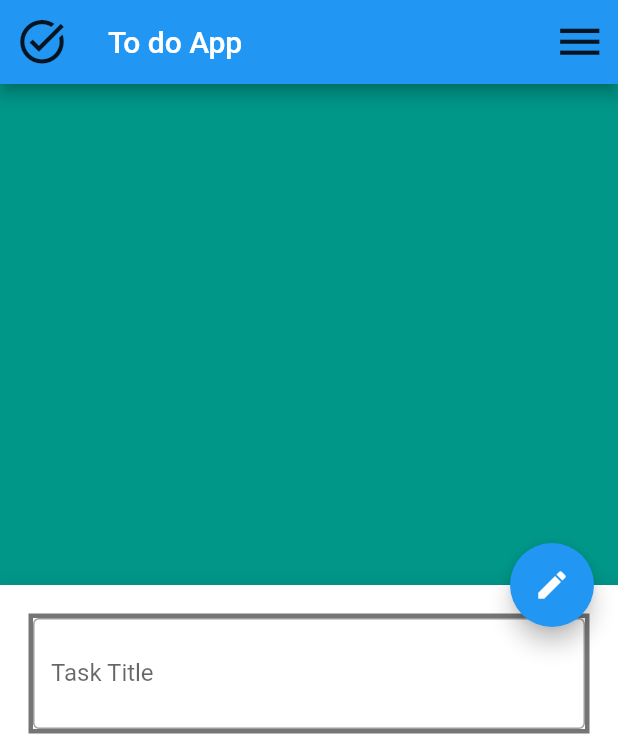
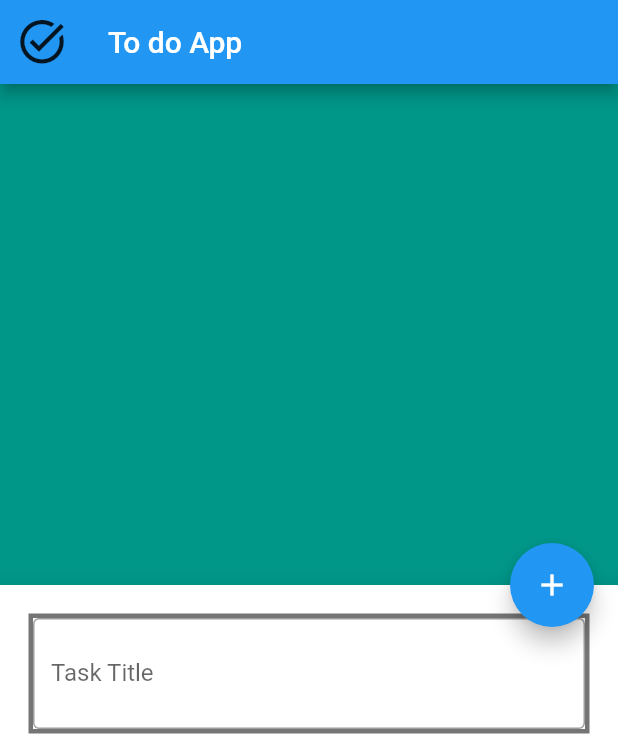
Before and after one commit to HassanEmad0010/to_do_Application, a Flutter app: the screen it shows after launch, after a tap on the "edit" icon, on a phone screen of 412 x 824 dp. Shown: the top 736 px of the screen. Run offline on Flutter 3.47's test engine with Material 2 defaults, Android fonts, the phone set to English and light mode, and no system bars; our stand-ins replace conditional_builder_null_safety, flutter_bloc, sqflite; accounts and stored records are empty.

Commit message:
Bloc: Bottom Navigation Bar and Floating Acion Button

```diff
--- a/lib/Cubit/AppCubit.dart
+++ b/lib/Cubit/AppCubit.dart
@@ -6,10 +6,13 @@ import 'package:flutter_bloc/flutter_bloc.dart';
 import '../modules/DoneTaskScreen.dart';
 import '../modules/DraftTaskScreen.dart';
 import '../modules/NewTaskScreen.dart';
+import '../shared/componant/DataBaseClass.dart';
 import 'AppState.dart';
 
 class AppCubit extends Cubit<AppState>{
   AppCubit(): super(InitialState());
+  SqlDb myDb = new SqlDb();
+
   int currentIndex = 0;
   bool notLoading=true;
   List<Widget> Screens = [
@@ -20,10 +23,6 @@ class AppCubit extends Cubit<AppState>{
 
   bool isFloatingPressed = false;
   IconData floatingIcon = Icons.edit;
-  var titleController = TextEditingController();
-  var timeController = TextEditingController();
-  var dateController = TextEditingController();
-  var textFormKey = GlobalKey<FormState>();
 
 
 
@@ -38,6 +37,38 @@ class AppCubit extends Cubit<AppState>{
     notLoading=true;
 
   }
+  Future<List<Map<String, Object?>>> insertNewTask(
+  {
+    required String title,
+    required String date,
+    required String time,
+}
+
+      ) async {
+
+     var responce = await myDb.insertData(
+      tableName: "TASKS",
+      title:title,
+      date:date,
+      status: "idle",
+      time:time,
+    );
+     emit(InsertDatabaseState());
+     return responce;
+
+  }
+
+  void floatingButton ({required IconData iConData,required bool notPressed })
+  {
+
+
+        isFloatingPressed=notPressed;
+        floatingIcon=iConData;
+        emit(FloatingButtonState());
+
+
+  }
+
 
 
 
--- a/lib/Cubit/AppState.dart
+++ b/lib/Cubit/AppState.dart
@@ -6,3 +6,5 @@ class InitialState extends AppState{}
 
 class ChangingState extends AppState{}
 class ReloadState extends AppState{}
+class InsertDatabaseState extends AppState{}
+class FloatingButtonState extends AppState{}
--- a/lib/layouts/HomeScreen.dart
+++ b/lib/layouts/HomeScreen.dart
@@ -16,42 +16,29 @@ import 'package:intl/intl.dart';
 import '../modules/NewTaskScreen.dart';
 import '../shared/componant/componant.dart';
 
+class HomeScreen extends StatelessWidget {
+  var scaffoldKey = GlobalKey<ScaffoldState>();
 
+  // late Future<List<Map<String, Object?>>> homeTasks;
 
-class HomeScreen extends StatelessWidget{
-  SqlDb myDb = new SqlDb();
-
-  var scaffoldKey = GlobalKey<ScaffoldState>();
-  bool isFloatingPressed = false;
-  IconData floatingIcon = Icons.edit;
   var titleController = TextEditingController();
   var timeController = TextEditingController();
   var dateController = TextEditingController();
   var textFormKey = GlobalKey<FormState>();
 
-  // late Future<List<Map<String, Object?>>> homeTasks;
-
-
-
-
-
   @override
   Widget build(BuildContext context) {
-
-
-
-
     return BlocProvider(
-      create: (context)=>AppCubit(),
-
-      child: BlocConsumer<AppCubit,AppState>(
+      create: (context) => AppCubit(),
+      child: BlocConsumer<AppCubit, AppState>(
         listener: (context, state) {
-          if(state is ChangingState) { print("changing state"); }
-
+          if (state is ChangingState) {
+            print("changing state");
+          }
         },
         builder: (context, state) {
           //this object to make acsess easy
-          AppCubit cubitObject= AppCubit.get(context);
+          AppCubit cubitObject = AppCubit.get(context);
 
           return Scaffold(
             key: scaffoldKey,
@@ -63,7 +50,7 @@ class HomeScreen extends StatelessWidget{
                 size: 35,
               ),
               actions: [
-              IconButton(
+                /*IconButton(
                   onPressed: () async {
                     print("delete pressed");
                     await myDb.DeleteTableData(
@@ -77,58 +64,55 @@ class HomeScreen extends StatelessWidget{
                     );
 
                   },
-                  icon: Icon(Icons.menu)),
+                  icon: Icon(Icons.menu)),*/
               ],
             ),
-          body: ConditionalBuilder
-            (
-            builder: (context)=>  cubitObject.Screens[ cubitObject.currentIndex],
-            condition:  cubitObject.notLoading,
-            fallback: (context)=>const Center(child: CircularProgressIndicator(),),
+            body: ConditionalBuilder(
+              builder: (context) =>
+                  cubitObject.Screens[cubitObject.currentIndex],
+              condition: cubitObject.notLoading,
+              fallback: (context) => const Center(
+                child: CircularProgressIndicator(),
               ),
-
+            ),
             floatingActionButton: FloatingActionButton(
               onPressed: () async {
+                if (cubitObject.isFloatingPressed &&
+                    (textFormKey.currentState!.validate())) {
+                  //cubitObject.isFloatingPressed = false;
+                  //cubitObject.floatingIcon = Icons.edit;
+                  cubitObject.floatingButton(iConData:Icons.edit ,notPressed: false);
 
+                  //'INSERT INTO TASKS(TITLE,DATE,TIME,STATUS) VALUES("$task", "pray", "25-8-2022","$status")'
 
-              if (isFloatingPressed && (textFormKey.currentState!.validate())) {
-                //'INSERT INTO TASKS(TITLE,DATE,TIME,STATUS) VALUES("$task", "pray", "25-8-2022","$status")'
-                var responce = await myDb
-                    .insertData(
-                  tableName: "TASKS",
+                  cubitObject
+                      .insertNewTask(
                     title: titleController.text,
                     date: dateController.text,
-                  status: "idle",
                     time: timeController.text,
                   )
                       .then((value) {
+                    Navigator.of(context).pop();
 
+                    print("floating $cubitObject.isFloatingPressed");
+
+                    ScaffoldMessenger.of(context).showSnackBar(
+                        const SnackBar(content: Text('Note Added')));
                   });
-
-                print("inserting from feilds " + responce.toString());
-                Navigator.of(context).pop();
-                isFloatingPressed = false;
-                print("floating $isFloatingPressed");
-
-                  floatingIcon = Icons.edit;
-                  ScaffoldMessenger.of(context).showSnackBar(
-                    const SnackBar(content: Text('Note Added')),
-
-                );
 
                   titleController.text = "";
                   timeController.text = "";
                   dateController.text = "";
                 } else {
-
-                  floatingIcon = Icons.add;
-
+                  //cubitObject.floatingIcon = Icons.add;
+                 // cubitObject.isFloatingPressed = true;
+                  cubitObject.floatingButton(iConData:Icons.add ,notPressed: true);
                   scaffoldKey.currentState
                       ?.showBottomSheet(
-                        backgroundColor: Colors.black54, elevation: 15,
-                        (context) {
-                      isFloatingPressed = true;
-                      print("floating $isFloatingPressed");
+                          backgroundColor: Colors.black54,
+                          elevation: 15, (context) {
+
+                        print("floating $cubitObject.isFloatingPressed");
                         return Container(
                           padding: const EdgeInsets.all(19),
                           color: Colors.white,
@@ -155,7 +139,7 @@ class HomeScreen extends StatelessWidget{
                                   height: 15,
                                 ),
                                 textFormField(
-                                textInputType: TextInputType.numberWithOptions(),
+                                  textInputType: TextInputType.none,
                                   onTabFunction: () {
                                     showTimePicker(
                                             context: context,
@@ -168,7 +152,6 @@ class HomeScreen extends StatelessWidget{
                                       } else {
                                         return null;
                                       }
-
                                     });
                                   },
                                   formFieldText: "Time",
@@ -180,6 +163,7 @@ class HomeScreen extends StatelessWidget{
                                   height: 15,
                                 ),
                                 textFormField(
+                                  textInputType: TextInputType.none,
                                   textEditingController: dateController,
                                   formFieldText: "Date",
                                   iconPrefix: Icons.date_range_outlined,
@@ -189,11 +173,11 @@ class HomeScreen extends StatelessWidget{
                                       context: context,
                                       initialDate: DateTime.now(),
                                       firstDate: DateTime.now(),
-                                    lastDate: DateTime.utc(2022, 08, 30),
+                                      lastDate: DateTime.utc(2023, 08, 30),
                                     ).then((value) {
-
                                       if (value != null) {
-                                      var dat = DateFormat.yMMMd().format(value);
+                                        var dat =
+                                            DateFormat.yMMMd().format(value);
                                         dateController.text = dat.toString();
                                         print("Date is $dat");
                                       }
@@ -203,7 +187,6 @@ class HomeScreen extends StatelessWidget{
 
                                 ElevatedButton(
                                   onPressed: () {
-
                                     titleController.text = "";
                                     timeController.text = "";
                                     dateController.text = "";
@@ -212,7 +195,6 @@ class HomeScreen extends StatelessWidget{
                                     // floatingIcon=Icons.edit;
 
                                     // print(isFloatingPressed);
-
                                   },
                                   child: const Text('clear data'),
                                 ),
@@ -234,20 +216,14 @@ class HomeScreen extends StatelessWidget{
                       })
                       .closed
                       .then((value) {
-
-                        isFloatingPressed = false;
-                        floatingIcon = Icons.edit;
-
+                        cubitObject.floatingButton(iConData:Icons.edit , notPressed: false);
+                        //cubitObject.isFloatingPressed = false;
+                        //cubitObject.floatingIcon = Icons.edit;
                       });
                 }
               },
-            child: Icon(floatingIcon),
+              child: Icon(cubitObject.floatingIcon),
             ),
-
-
-
-
-
             bottomNavigationBar: BottomNavigationBar(
               iconSize: 30,
               selectedLabelStyle: const TextStyle(fontSize: 22),
@@ -260,12 +236,14 @@ class HomeScreen extends StatelessWidget{
                 cubitObject.setCurrentIndex(currIndex: value);
                 //  BlocProvider.of<AppCubit>(context).setCurrentIndex(currIndex: value);
               },
-            currentIndex:  cubitObject.currentIndex,
+              currentIndex: cubitObject.currentIndex,
               items: const [
-              BottomNavigationBarItem(icon: Icon(Icons.library_add), label: "New"),
+                BottomNavigationBarItem(
+                    icon: Icon(Icons.library_add), label: "New"),
                 BottomNavigationBarItem(
                     icon: Icon(Icons.done_outline_sharp), label: "Done"),
-              BottomNavigationBarItem(icon: Icon(Icons.drafts), label: "Draft"),
+                BottomNavigationBarItem(
+                    icon: Icon(Icons.drafts), label: "Draft"),
               ],
             ),
           );
```
Lines whose indentation alone changed are shown as unchanged.
